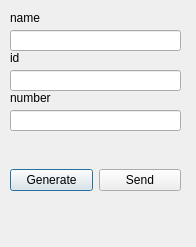
This is src/client/view/dataGenerationPopup.ui in maybeIllchangeitlater/ClientServerQT as Qt 5 draws it before an edit. The edited form follows.
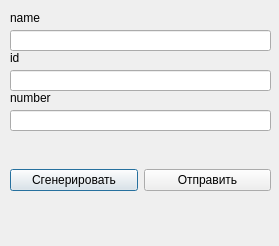
This is the edited form.

Commit message: changed buttons to russian text

```diff
--- a/src/client/view/dataGenerationPopup.ui
+++ b/src/client/view/dataGenerationPopup.ui
@@ -6,8 +6,8 @@
    <rect>
     <x>0</x>
     <y>0</y>
-    <width>196</width>
-    <height>247</height>
+    <width>279</width>
+    <height>246</height>
    </rect>
   </property>
   <property name="windowTitle">
@@ -18,7 +18,7 @@
     <rect>
      <x>10</x>
      <y>140</y>
-     <width>171</width>
+     <width>261</width>
      <height>80</height>
     </rect>
    </property>
@@ -26,14 +26,14 @@
     <item>
      <widget class="QPushButton" name="generateButton">
       <property name="text">
-       <string>Generate</string>
+       <string>Сгенерировать</string>
       </property>
      </widget>
     </item>
     <item>
      <widget class="QPushButton" name="sendButton">
       <property name="text">
-       <string>Send</string>
+       <string>Отправить</string>
       </property>
      </widget>
     </item>
@@ -44,7 +44,7 @@
     <rect>
      <x>10</x>
      <y>30</y>
-     <width>171</width>
+     <width>261</width>
      <height>21</height>
     </rect>
    </property>
@@ -80,7 +80,7 @@
     <rect>
      <x>10</x>
      <y>70</y>
-     <width>171</width>
+     <width>261</width>
      <height>21</height>
     </rect>
    </property>
@@ -90,7 +90,7 @@
     <rect>
      <x>10</x>
      <y>110</y>
-     <width>171</width>
+     <width>261</width>
      <height>21</height>
     </rect>
    </property>
```
The commit also changes 2 other files.
